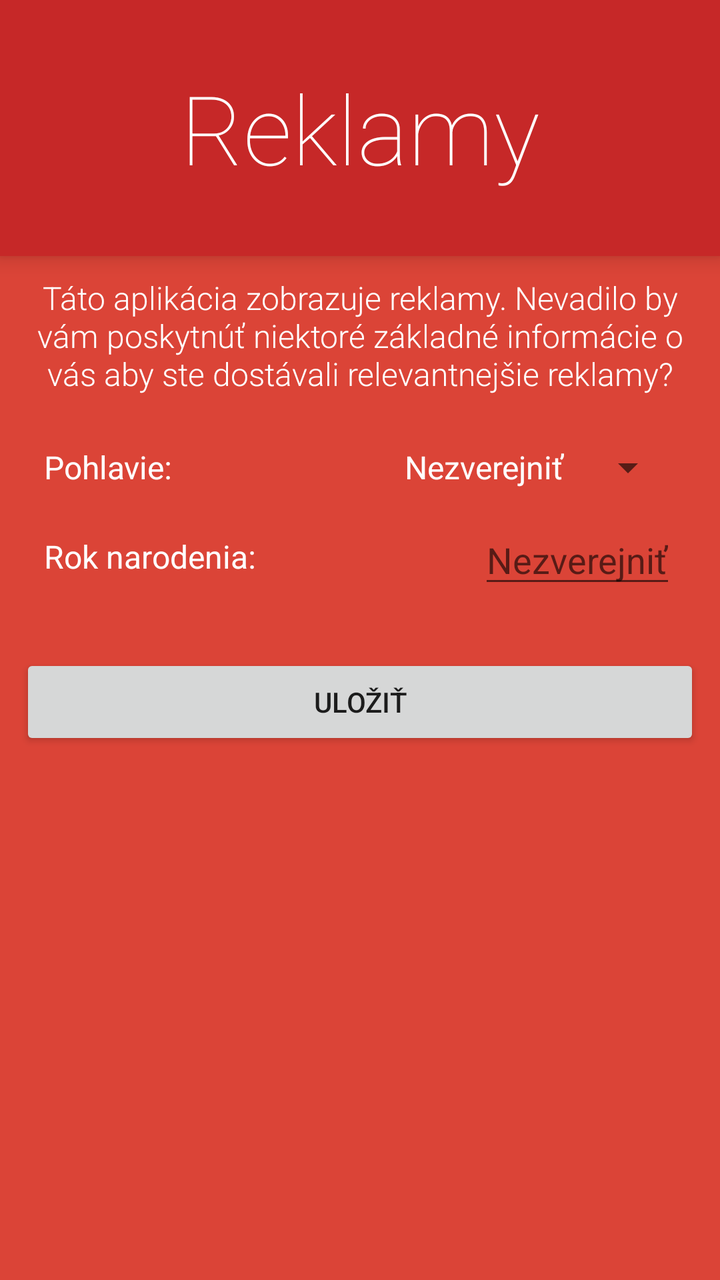
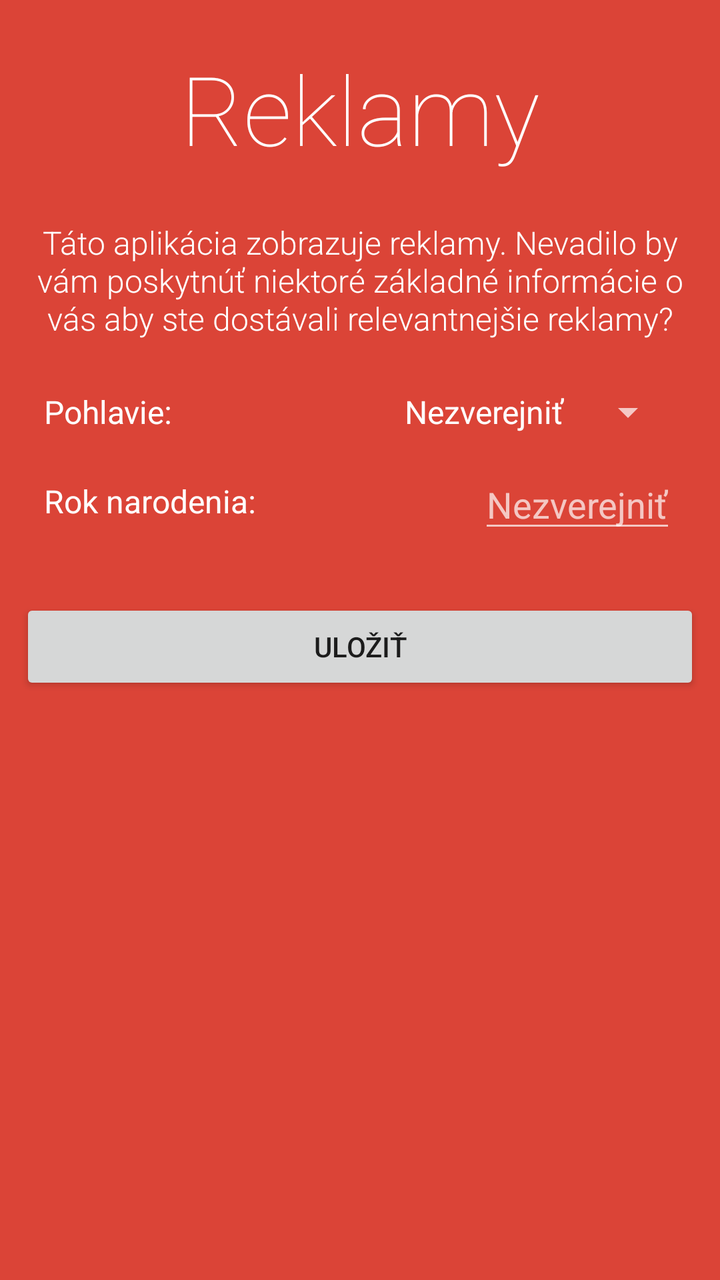

Two renders of the same Android screen: before a commit and after it. Below are the layout's source before the change and the commit's diff.
<!-- AndroidManifest.xml: application theme MyTheme.Light -->
<!-- res/layout/slide_ads.xml -->
<?xml version="1.0" encoding="utf-8"?>
<LinearLayout xmlns:android="http://schemas.android.com/apk/res/android"
              android:layout_width="match_parent"
              android:layout_height="match_parent"
              xmlns:tools="http://schemas.android.com/tools"
              android:background="#DB4437"
              android:orientation="vertical"
              android:theme="@style/IntroSlide">

    
    <FrameLayout
        android:layout_width="match_parent"
        android:layout_height="128dp"
        android:background="#C62828"
        android:elevation="6dp">

        <TextView
            android:layout_width="match_parent"
            android:layout_height="wrap_content"
            android:layout_gravity="center"
            android:fontFamily="sans-serif-thin"
            android:gravity="center_horizontal"
            android:text="@string/intro_ads_title"
            android:textSize="48sp"/>

    </FrameLayout>

    <ScrollView
        android:layout_width="match_parent"
        android:layout_height="match_parent"
        android:paddingBottom="@dimen/activity_vertical_margin"
        android:paddingLeft="@dimen/activity_horizontal_margin"
        android:paddingRight="@dimen/activity_horizontal_margin"
        android:paddingTop="@dimen/activity_vertical_margin">

        <LinearLayout
            android:layout_width="match_parent"
            android:layout_height="wrap_content"
            android:orientation="vertical">

            <TextView
                android:layout_width="wrap_content"
                android:layout_height="wrap_content"
                android:layout_gravity="center_horizontal"
                android:layout_marginBottom="24dp"
                android:fontFamily="sans-serif-light"
                android:gravity="center_horizontal"
                android:text="@string/intro_ads_subtitle"
                android:textSize="16sp"/>

            <RelativeLayout
                android:layout_width="match_parent"
                android:layout_height="wrap_content"
                android:layout_marginBottom="12dp"
                android:layout_marginLeft="12dp"
                android:layout_marginRight="12dp">

                <TextView
                    android:layout_width="wrap_content"
                    android:layout_height="wrap_content"
                    android:layout_centerVertical="true"
                    android:text="@string/intro_ads_gender"
                    android:textSize="16sp"/>

                <Spinner
                    android:id="@+id/gender"
                    android:layout_width="wrap_content"
                    android:layout_height="wrap_content"
                    android:layout_alignParentRight="true"
                    android:layout_alignParentEnd="true"
                    android:entries="@array/intro_ads_list_genders"
                    android:theme="@style/MyTheme.Light"
                    tools:listitem="@layout/preview_spinner"/>

            </RelativeLayout>

            <RelativeLayout
                android:layout_width="match_parent"
                android:layout_height="wrap_content"
                android:layout_marginBottom="12dp"
                android:layout_marginLeft="12dp"
                android:layout_marginRight="12dp">

                <TextView
                    android:layout_width="wrap_content"
                    android:layout_height="match_parent"
                    android:layout_centerVertical="true"
                    android:text="@string/intro_ads_birth_year"
                    android:textSize="16sp"/>

                <EditText
                    android:id="@+id/birth_year"
                    android:layout_width="wrap_content"
                    android:layout_height="wrap_content"
                    android:layout_alignParentRight="true"
                    android:layout_alignParentEnd="true"
                    android:hint="@string/hint_dont_want_to_provide"
                    android:inputType="date"
                    android:theme="@style/MyTheme.Light"/>

            </RelativeLayout>

            <Button
                android:id="@+id/save"
                android:layout_width="match_parent"
                android:layout_height="wrap_content"
                android:layout_gravity="end"
                android:layout_marginTop="16dp"
                android:text="@string/intro_ads_save"
                android:textColor="?attr/colorText"/>

        </LinearLayout>

    </ScrollView>

</LinearLayout>
<!-- res/layout/preview_spinner.xml (included above) -->
<?xml version="1.0" encoding="utf-8"?>
<CheckedTextView xmlns:android="http://schemas.android.com/apk/res/android"
                 android:id="@android:id/text1"
                 style="?android:attr/spinnerDropDownItemStyle"
                 android:singleLine="true"
                 android:layout_width="match_parent"
                 android:layout_height="?android:attr/listPreferredItemHeight"
                 android:text="Muž"
                 android:ellipsize="marquee" />
<!-- resources referenced by this layout -->
<resources>
  <string-array name="intro_ads_list_genders">
          <item>Nezverejniť</item>
          <item>Muž</item>
          <item>Žena</item>
      </string-array>
  <dimen name="activity_horizontal_margin">4dp</dimen>
  <dimen name="activity_vertical_margin">4dp</dimen>
  <string name="hint_dont_want_to_provide">Nezverejniť</string>
  <string name="intro_ads_birth_year">Rok narodenia:</string>
  <string name="intro_ads_gender">Pohlavie:</string>
  <string name="intro_ads_save">Uložiť</string>
  <string name="intro_ads_subtitle">Táto aplikácia zobrazuje reklamy. Nevadilo by vám poskytnúť niektoré základné informácie o vás aby ste dostávali relevantnejšie reklamy?</string>
  <string name="intro_ads_title">Reklamy</string>
  <style name="IntroSlide">
          <item name="android:textColor">@android:color/white</item>
      </style>
  <color name="colorPrimary" type="color">#4285F4</color>
  <color name="colorPrimaryDark" type="color">#3367D6</color>
  <color name="colorSecondary" type="color">@color/deep_teal_300</color>
  <color name="colorSecondaryDark" type="color">@color/deep_teal_500</color>
  <color name="colorTextTitle" type="color">#FFEE58</color>
  <color name="colorFlatButtons" type="color">@color/pink_A200</color>
  <color name="colorFloatingActionButton" type="color">@color/amber_A700</color>
  <color name="colorTabIndicator" type="color">@color/amber_A700</color>
  <color name="colorCardBackground" type="color">#FFF</color>
  <color name="colorNavigationDrawerBackground" type="color">#FAFAFA</color>
  <color name="deep_teal_300" type="color">#4DB6AC</color>
  <color name="deep_teal_500" type="color">#009688</color>
  <color name="pink_A200" type="color">#FF4081</color>
  <color name="amber_A700" type="color">#FFAB00</color>
  <!-- unchanged entries left out for length: 1 -->
</resources>

<!-- the commit's change to res/layout/slide_ads.xml (unified diff, before → after) -->
@@ -1,37 +1,29 @@
 <?xml version="1.0" encoding="utf-8"?>
 <LinearLayout xmlns:android="http://schemas.android.com/apk/res/android"
-              android:layout_width="match_parent"
-              android:layout_height="match_parent"
-              xmlns:tools="http://schemas.android.com/tools"
-              android:background="#DB4437"
-              android:orientation="vertical"
-              android:theme="@style/IntroSlide">
+    xmlns:tools="http://schemas.android.com/tools"
+    android:layout_width="match_parent"
+    android:layout_height="match_parent"
+    android:background="#DB4437"
+    android:orientation="vertical"
+    android:paddingBottom="@dimen/activity_vertical_margin"
+    android:paddingLeft="@dimen/activity_horizontal_margin"
+    android:paddingRight="@dimen/activity_horizontal_margin"
+    android:paddingTop="@dimen/activity_vertical_margin"
+    android:theme="@style/IntroSlide">
 
-    
-    <FrameLayout
+    <TextView
         android:layout_width="match_parent"
-        android:layout_height="128dp"
-        android:background="#C62828"
-        android:elevation="6dp">
-
-        <TextView
-            android:layout_width="match_parent"
-            android:layout_height="wrap_content"
-            android:layout_gravity="center"
-            android:fontFamily="sans-serif-thin"
-            android:gravity="center_horizontal"
-            android:text="@string/intro_ads_title"
-            android:textSize="48sp"/>
-
-    </FrameLayout>
+        android:layout_height="wrap_content"
+        android:layout_marginBottom="24dp"
+        android:layout_marginTop="12dp"
+        android:fontFamily="sans-serif-thin"
+        android:gravity="center_horizontal"
+        android:text="@string/intro_ads_title"
+        android:textSize="48sp" />
 
     <ScrollView
         android:layout_width="match_parent"
-        android:layout_height="match_parent"
-        android:paddingBottom="@dimen/activity_vertical_margin"
-        android:paddingLeft="@dimen/activity_horizontal_margin"
-        android:paddingRight="@dimen/activity_horizontal_margin"
-        android:paddingTop="@dimen/activity_vertical_margin">
+        android:layout_height="match_parent">
 
         <LinearLayout
             android:layout_width="match_parent"
@@ -46,7 +38,7 @@
                 android:fontFamily="sans-serif-light"
                 android:gravity="center_horizontal"
                 android:text="@string/intro_ads_subtitle"
-                android:textSize="16sp"/>
+                android:textSize="16sp" />
 
             <RelativeLayout
                 android:layout_width="match_parent"
@@ -60,17 +52,17 @@
                     android:layout_height="wrap_content"
                     android:layout_centerVertical="true"
                     android:text="@string/intro_ads_gender"
-                    android:textSize="16sp"/>
+                    android:textSize="16sp" />
 
                 <Spinner
                     android:id="@+id/gender"
                     android:layout_width="wrap_content"
                     android:layout_height="wrap_content"
+                    android:layout_alignParentEnd="true"
                     android:layout_alignParentRight="true"
-                    android:layout_alignParentEnd="true"
                     android:entries="@array/intro_ads_list_genders"
-                    android:theme="@style/MyTheme.Light"
-                    tools:listitem="@layout/preview_spinner"/>
+                    android:theme="@style/MyTheme.Dark"
+                    tools:listitem="@layout/preview_spinner" />
 
             </RelativeLayout>
 
@@ -86,17 +78,17 @@
                     android:layout_height="match_parent"
                     android:layout_centerVertical="true"
                     android:text="@string/intro_ads_birth_year"
-                    android:textSize="16sp"/>
+                    android:textSize="16sp" />
 
                 <EditText
                     android:id="@+id/birth_year"
                     android:layout_width="wrap_content"
                     android:layout_height="wrap_content"
+                    android:layout_alignParentEnd="true"
                     android:layout_alignParentRight="true"
-                    android:layout_alignParentEnd="true"
                     android:hint="@string/hint_dont_want_to_provide"
                     android:inputType="date"
-                    android:theme="@style/MyTheme.Light"/>
+                    android:theme="@style/MyTheme.Dark" />
 
             </RelativeLayout>
 
@@ -107,7 +99,7 @@
                 android:layout_gravity="end"
                 android:layout_marginTop="16dp"
                 android:text="@string/intro_ads_save"
-                android:textColor="?attr/colorText"/>
+                android:textColor="?attr/colorText" />
 
         </LinearLayout>
 
<!-- resource entries referenced after the edit -->
@@ -16,6 +16,31 @@
   <style name="IntroSlide">
           <item name="android:textColor">@android:color/white</item>
       </style>
+  <style name="MyTheme.Dark" parent="@style/Theme.AppCompat.NoActionBar">
+          <item name="colorSecondary">@color/colorSecondary_dark</item>
+          <item name="colorSecondaryDark">@color/colorSecondaryDark_dark</item>
+          <item name="colorTextTitle">@color/colorTextTitle_dark</item>
+          
+          <item name="colorFlatButtons">@color/colorFlatButtons_dark</item>
+          <item name="colorFloatingActionButton">@color/colorFloatingActionButton_dark</item>
+          <item name="colorTabIndicator">@color/colorTabIndicator</item>
+          <item name="colorCardBackground">@color/colorCardBackground_dark</item>
+          <item name="colorNavigationDrawerBackground">@color/colorNavigationDrawerBackground_dark
+          </item>
+  
+          
+          <item name="colorText">#ffffff</item>
+          <item name="colorSecondaryText">#b2ffffff</item>
+          <item name="colorIcons">#b2ffffff</item>
+          <item name="colorDisabled">#4cffffff</item>
+          <item name="colorHintText">#4cffffff</item>
+          <item name="colorDividers">#1effffff</item>
+      </style>
+  <color name="colorSecondary_dark" type="color">@color/deep_teal_700</color>
+  <color name="colorSecondaryDark_dark" type="color">@color/deep_teal_900</color>
+  <color name="colorTextTitle_dark" type="color">#FFEE58</color>
+  <color name="colorFlatButtons_dark" type="color">@color/pink_A200</color>
+  <color name="colorFloatingActionButton_dark" type="color">@color/amber_A700</color>
   <color name="colorPrimary" type="color">#4285F4</color>
   <color name="colorPrimaryDark" type="color">#3367D6</color>
   <color name="colorSecondary" type="color">@color/deep_teal_300</color>
@@ -24,12 +49,17 @@
   <color name="colorFlatButtons" type="color">@color/pink_A200</color>
   <color name="colorFloatingActionButton" type="color">@color/amber_A700</color>
   <color name="colorTabIndicator" type="color">@color/amber_A700</color>
+  <color name="colorCardBackground_dark" type="color">@color/grey_800</color>
+  <color name="colorNavigationDrawerBackground_dark" type="color">#303030</color>
   <color name="colorCardBackground" type="color">#FFF</color>
   <color name="colorNavigationDrawerBackground" type="color">#FAFAFA</color>
+  <color name="deep_teal_700" type="color">#00796B</color>
+  <color name="deep_teal_900" type="color">#004D40</color>
   <color name="deep_teal_300" type="color">#4DB6AC</color>
   <color name="deep_teal_500" type="color">#009688</color>
   <color name="pink_A200" type="color">#FF4081</color>
   <color name="amber_A700" type="color">#FFAB00</color>
+  <color name="grey_800" type="color">#424242</color>
   <!-- unchanged entries left out for length: 1 -->
 </resources>
 
